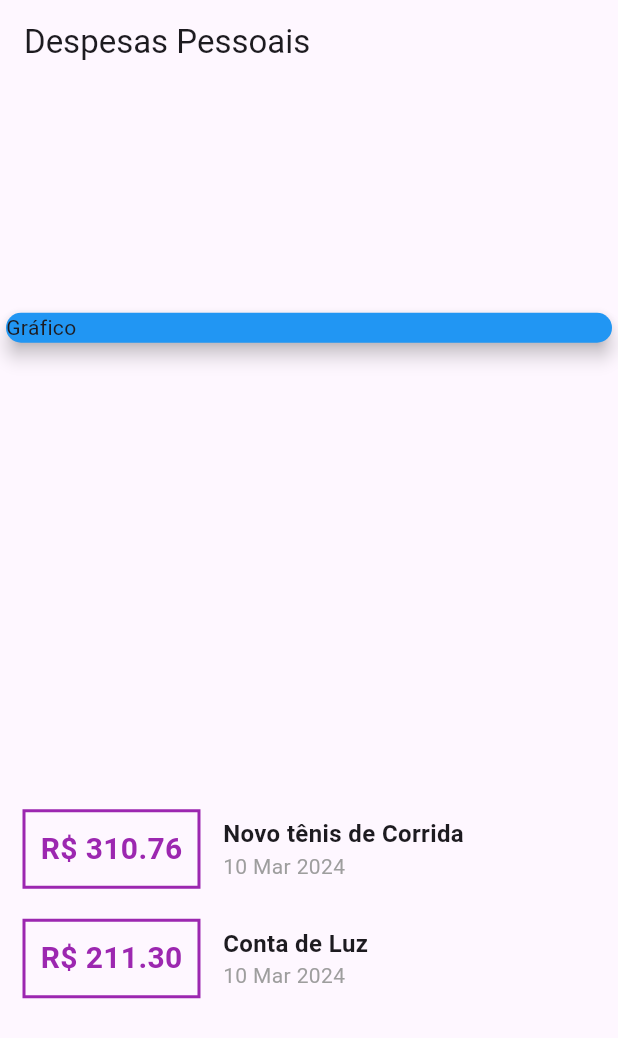
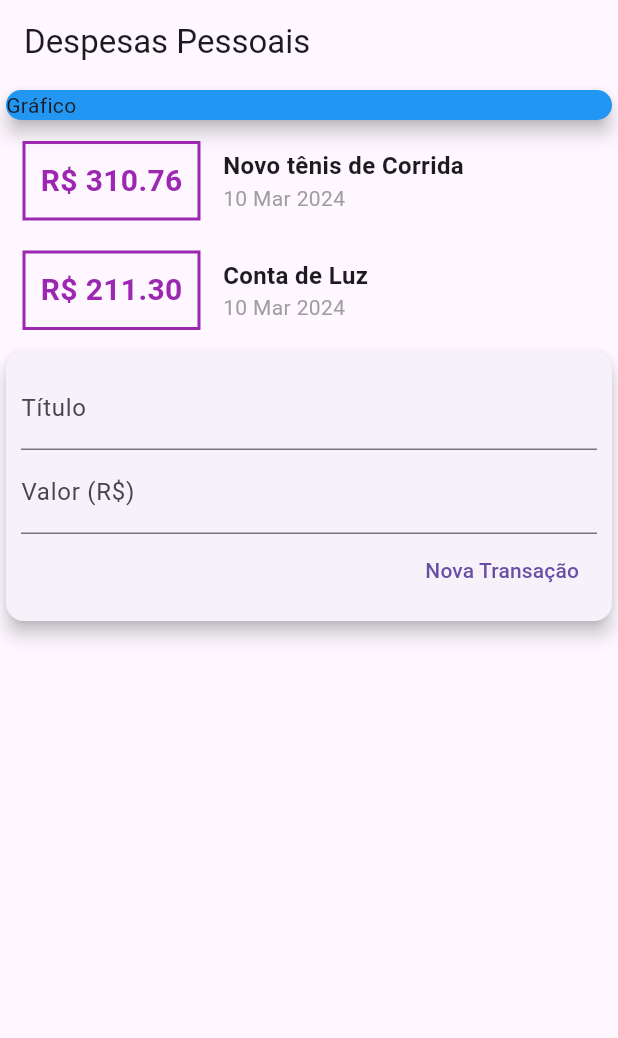
Before and after one commit to fercguerra/flutter_corder2024, a Flutter app: the screen it shows after launch, on a phone screen of 412 x 824 dp. Shown: the top 1038 px of the screen. Run offline on Flutter 3.47's test engine with Material 3 defaults, Android fonts, the phone set to English and light mode, and no system bars.

Commit message:
Aula 100

```diff
--- a/expenses/lib/main.dart
+++ b/expenses/lib/main.dart
@@ -38,7 +38,7 @@ class MyHomePage extends StatelessWidget {
         title: Text('Despesas Pessoais'),
       ),
       body: Column(
-          mainAxisAlignment: MainAxisAlignment.spaceAround,
+
           crossAxisAlignment: CrossAxisAlignment.stretch,
           children: [
           Container(
@@ -91,11 +91,39 @@ class MyHomePage extends StatelessWidget {
                 ],
               );
           }).toList(),
+        ),
+        Card(
+          elevation: 5,
+          child: Padding(
+            padding: const EdgeInsets.all(10),
+            child: Column(
+              children: [
+                const TextField(
+                  decoration: InputDecoration(
+                    labelText: 'Título',
+                  ),
+                ),
+                const TextField(
+                  decoration: InputDecoration(
+                    labelText: 'Valor (R\$)',
+                  ),
+                ),
+                Row(
+                  mainAxisAlignment: MainAxisAlignment.end,
+                  children: [
+                    TextButton(
+                      child: const Text ('Nova Transação'),
+                      onPressed: () {},
+                    ),
+                  ],
+                ),
+
+            ],),
+          ),
         )
           ],
       ),
     );
 
-
   }
 }
```
